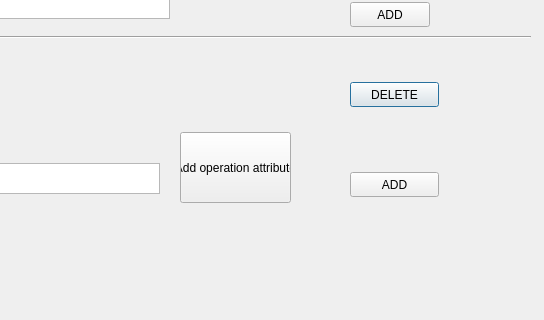
Old version of the form src/controllers/editobjectdialog.ui in the repository JohnyDevp/CPP_Project; both pictures show x 470 to 1014 and y 168 to 488 of the 1014 by 488 pixel window.
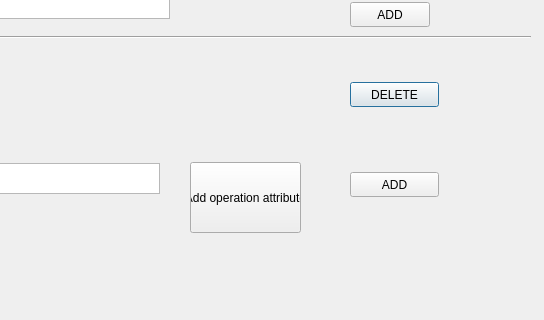
New version of the form.

```diff
--- a/src/controllers/editobjectdialog.ui
+++ b/src/controllers/editobjectdialog.ui
@@ -115,8 +115,8 @@
   <widget class="QPushButton" name="btnAddAttributeToOperation">
    <property name="geometry">
     <rect>
-     <x>650</x>
-     <y>300</y>
+     <x>660</x>
+     <y>330</y>
      <width>111</width>
      <height>71</height>
     </rect>
@@ -213,7 +213,7 @@
     <string>TextLabel</string>
    </property>
   </widget>
-  <widget class="QWidget" name="">
+  <widget class="QWidget" name="layoutWidget">
    <property name="geometry">
     <rect>
      <x>110</x>
```
